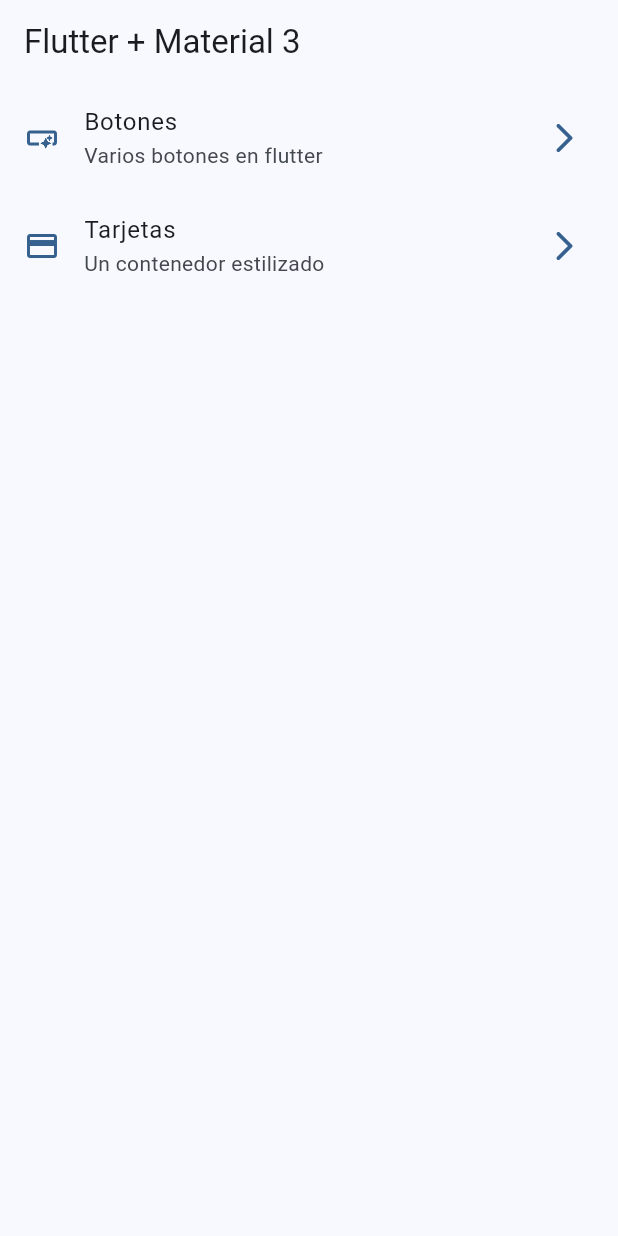
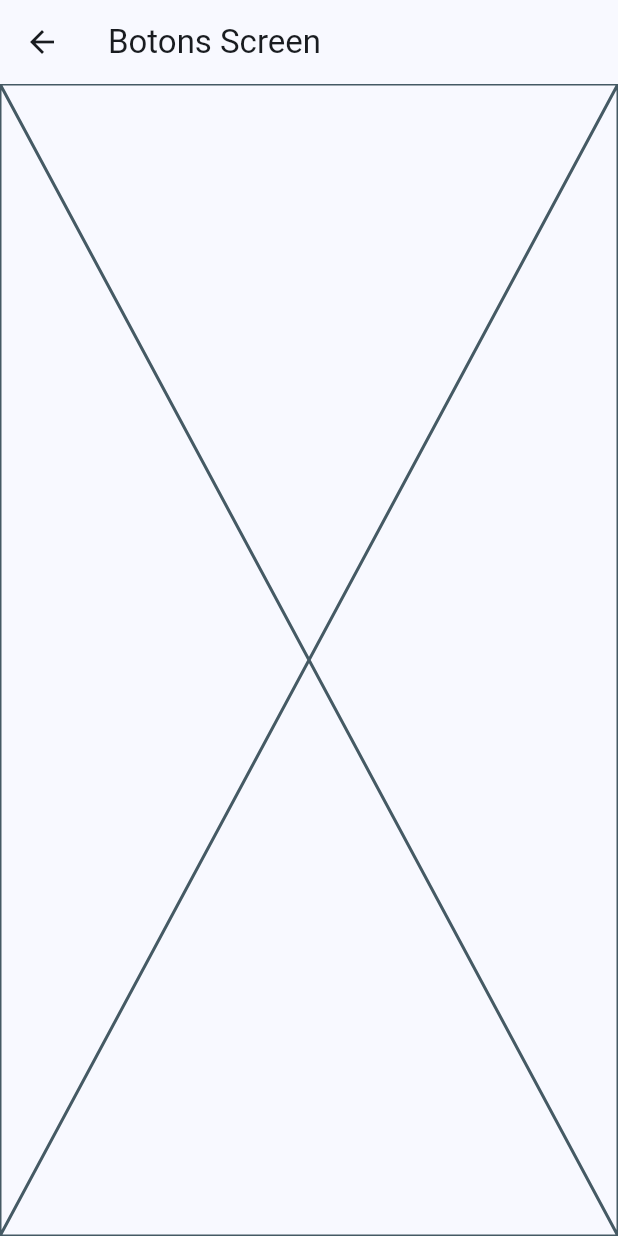
Before and after one commit to stuk4/widgets_app, a Flutter app: the screen it shows after launch, after a tap on "Botones", on a phone screen of 412 x 824 dp. Run offline on Flutter 3.47's test engine with Material 2 defaults, Android fonts, the phone set to English and light mode, and no system bars.

```diff
--- a/lib/config/menu/menu_items.dart
+++ b/lib/config/menu/menu_items.dart
@@ -24,7 +24,7 @@ const appMenuItems = <MenuItems>[
   MenuItems(
     title: 'Tarjetas',
     subTitle: 'Un contenedor estilizado',
-    link: '/card',
+    link: '/cards',
     icon: Icons.credit_card,
   )
 ];
--- a/lib/main.dart
+++ b/lib/main.dart
@@ -1,5 +1,7 @@
 import 'package:flutter/material.dart';
 import 'package:widgets_app/config/theme/app_theme.dart';
+import 'package:widgets_app/presentation/screens/buttons/buttons_screen.dart';
+import 'package:widgets_app/presentation/screens/cards/cards_screen.dart';
 import 'package:widgets_app/presentation/screens/home/home_screen.dart';
 
 void main() {
@@ -15,6 +17,10 @@ class MainApp extends StatelessWidget {
       debugShowCheckedModeBanner: false,
       theme: AppTheme(selectedColor: 0).getTheme(),
       home: const HomeScreen(),
+      routes: {
+        '/buttons': (context) => const ButtonsScreen(),
+        '/cards': (context) => const CardsScreen(),
+      },
     );
   }
 }
--- /dev/null
+++ b/lib/presentation/screens/buttons/buttons_screen.dart
@@ -0,0 +1,15 @@
+import 'package:flutter/material.dart';
+
+class ButtonsScreen extends StatelessWidget {
+  const ButtonsScreen({super.key});
+
+  @override
+  Widget build(BuildContext context) {
+    return Scaffold(
+      appBar: AppBar(
+        title: const Text('Botons Screen'),
+      ),
+      body: const Placeholder(),
+    );
+  }
+}
--- a/lib/presentation/screens/home/home_screen.dart
+++ b/lib/presentation/screens/home/home_screen.dart
@@ -1,5 +1,6 @@
 import 'package:flutter/material.dart';
 import 'package:widgets_app/config/menu/menu_items.dart';
+import 'package:widgets_app/presentation/screens/buttons/buttons_screen.dart';
 
 class HomeScreen extends StatelessWidget {
   const HomeScreen({super.key});
@@ -45,7 +46,9 @@ class _CutsomListTile extends StatelessWidget {
       title: Text(menuItem.title),
       subtitle: Text(menuItem.subTitle),
       onTap: () {
-        // todo: Navigate to the next screen
+        // Navigator.of(context).push(
+        //     MaterialPageRoute(builder: (context) => const ButtonsScreen()));
+        Navigator.of(context).pushNamed(menuItem.link);
       },
     );
   }
```
Also changed, not shown: lib/presentation/screens/cards/cards_screen.dart (added, +15 -0 lines).
